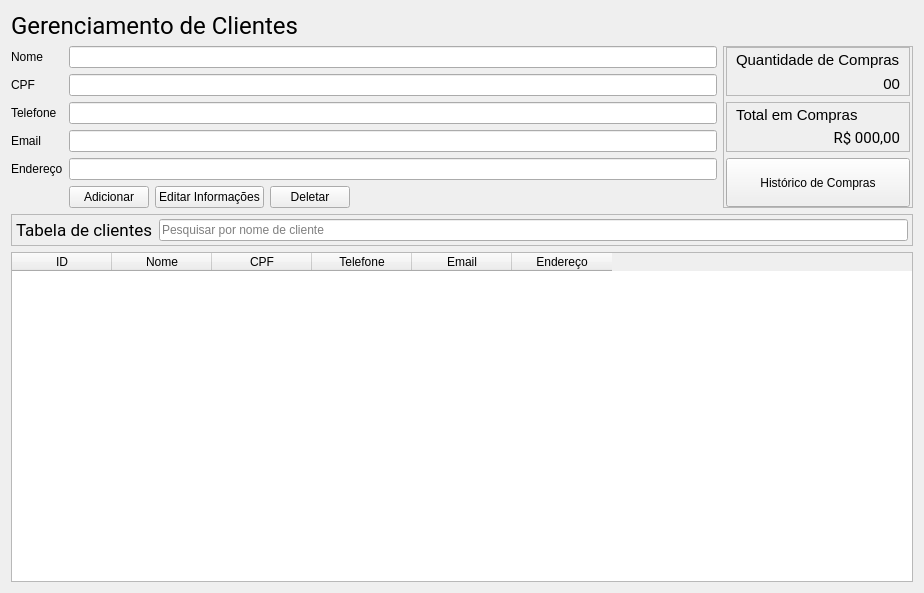
This is view/customers_management.ui in PedroGregori/Projeto_Integrador--SENAC_BA-2022 as Qt 5 draws it before an edit. The edited form follows.
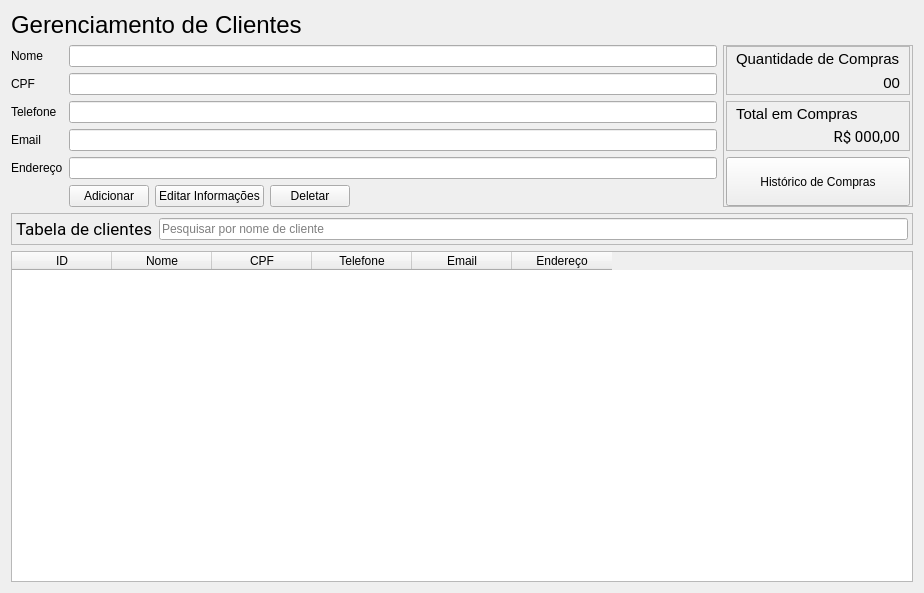
This is the edited form.

```diff
--- a/view/customers_management.ui
+++ b/view/customers_management.ui
@@ -18,7 +18,7 @@
     <widget class="QLabel" name="title">
      <property name="font">
       <font>
-       <family>Roboto</family>
+       <family>MS Shell Dlg 2</family>
        <pointsize>18</pointsize>
       </font>
      </property>
```
